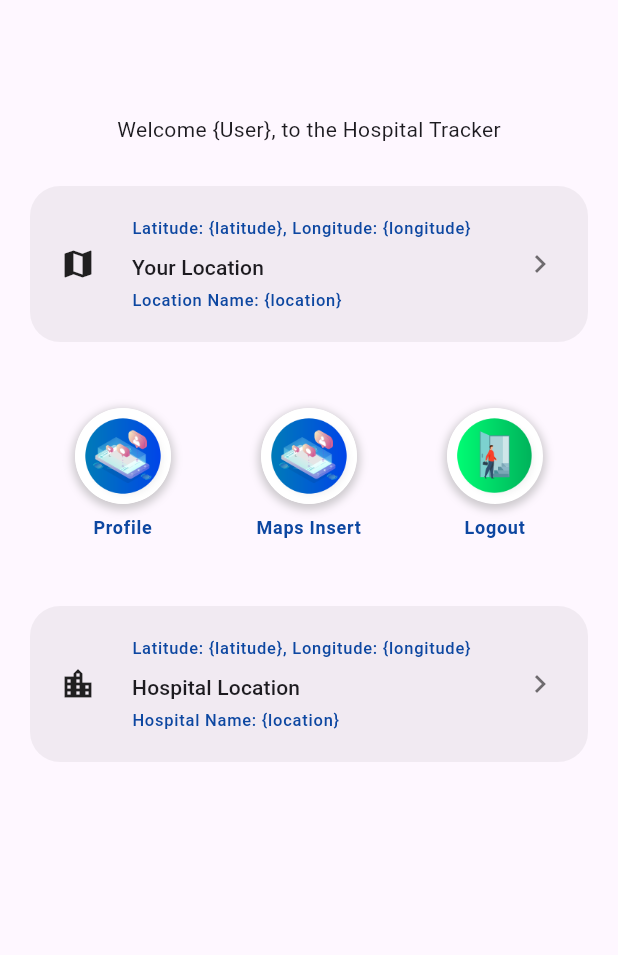
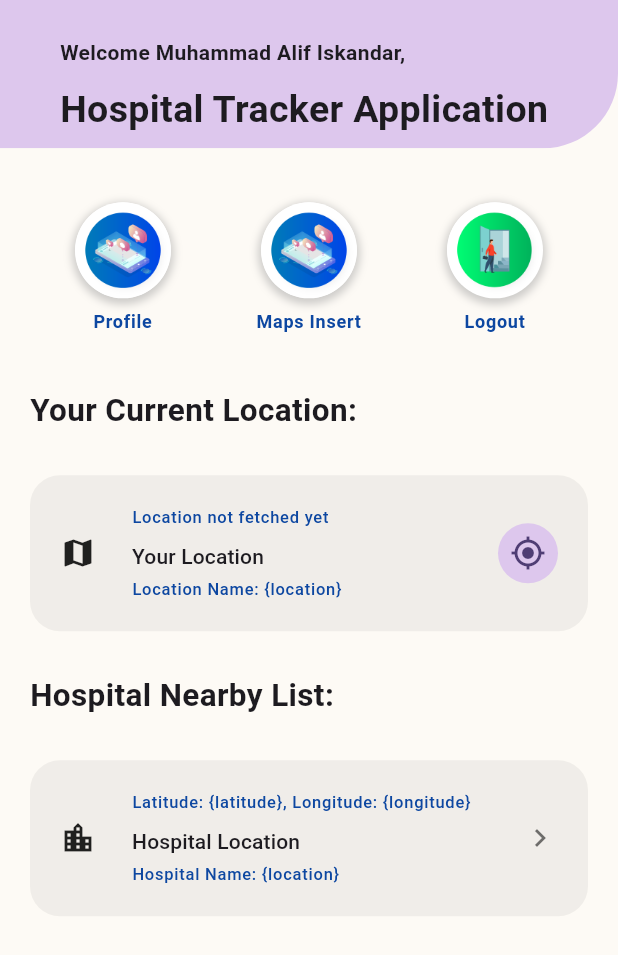
Before and after one commit to Mazri02/HospitalTracker, a Flutter app: the HomeScreen screen opened directly, on a phone screen of 412 x 824 dp. Shown: the top 955 px of the screen. Run offline on Flutter 3.47's test engine with Material 3 defaults, Android fonts, the phone set to English and light mode, and no system bars; our stand-ins replace gap, im_stepper, location.

Commit message:
update navigation to login,register and home interface

```diff
--- /dev/null
+++ b/mobile_frontend/lib/utils/permission.dart
@@ -0,0 +1,43 @@
+import 'package:location/location.dart';
+
+class Permission {
+  // Ini bahagian permission untuk location
+  Location location = Location();
+  LocationData? locationData;
+
+  Future<bool> requestPermission() async {
+    bool serviceEnabled;
+    PermissionStatus permissionGranted;
+
+    // Check if location services are enabled
+    serviceEnabled = await location.serviceEnabled();
+    if (!serviceEnabled) {
+      serviceEnabled = await location.requestService();
+      if (!serviceEnabled) {
+        return false; // Location services are not enabled
+      }
+    }
+
+    // Check if permissions are granted
+    permissionGranted = await location.hasPermission();
+    if (permissionGranted == PermissionStatus.denied) {
+      permissionGranted = await location.requestPermission();
+      if (permissionGranted != PermissionStatus.granted) {
+        return false; // Permissions are not granted
+      }
+    }
+
+    return true; // All permissions granted
+  }
+
+  Future<LocationData?> getLocation() async {
+    try {
+      return await location.getLocation();
+    } catch (e) {
+      print('Error getting location: $e');
+      return null;
+    }
+  }
+
+  // Any else
+}
--- a/mobile_frontend/lib/views/home.dart
+++ b/mobile_frontend/lib/views/home.dart
@@ -1,5 +1,7 @@
 import 'package:flutter/material.dart';
 import 'package:gap/gap.dart';
+import 'package:mobile_frontend/utils/navigator.dart';
+import 'package:mobile_frontend/utils/permission.dart';
 import 'package:mobile_frontend/widget/balancedgridmenu.dart';
 import 'package:mobile_frontend/widget/largelisttile.dart';
 
@@ -13,32 +15,60 @@ class HomeScreen extends StatefulWidget {
 }
 
 class _HomeScreenState extends State<HomeScreen> {
+  final Permission permission = Permission();
+  String locationMessage = 'Location not fetched yet';
+
+  @override
+  void initState() {
+    super.initState();
+  }
+
   @override
   Widget build(BuildContext context) {
     return Scaffold(
-      appBar: AppBar(),
+      backgroundColor: const Color.fromARGB(255, 253, 250, 245),
+      appBar: AppBar(
+        toolbarHeight: MediaQuery.of(context).size.height * 0.12,
+        backgroundColor: Colors.transparent,
+        elevation: 0.0,
+        flexibleSpace: ClipRRect(
+          borderRadius: const BorderRadius.only(
+            bottomLeft: Radius.zero,
+            bottomRight: Radius.circular(50),
+            topLeft: Radius.zero,
+            topRight: Radius.zero,
+          ),
+          child: Container(
+            color: const Color.fromARGB(255, 221, 199, 237),
+            child: const Padding(
+              padding: EdgeInsets.symmetric(horizontal: 40, vertical: 25),
+              child: Column(
+                mainAxisAlignment: MainAxisAlignment.start,
+                crossAxisAlignment: CrossAxisAlignment.start,
+                children: [
+                  Text(
+                    "Welcome Muhammad Alif Iskandar,",
+                    style: TextStyle(fontWeight: FontWeight.bold),
+                  ),
+                  Gap(10),
+                  Text(
+                    "Hospital Tracker Application",
+                    style: TextStyle(fontWeight: FontWeight.bold, fontSize: 25),
+                  ),
+                ],
+              ),
+            ),
+          ),
+        ),
+      ),
       body: SingleChildScrollView(
         physics: const BouncingScrollPhysics(),
         child: Padding(
           padding: const EdgeInsets.symmetric(horizontal: 20, vertical: 20),
           child: Column(
-            mainAxisAlignment: MainAxisAlignment.center,
-            crossAxisAlignment: CrossAxisAlignment.center,
+            mainAxisAlignment: MainAxisAlignment.start,
+            crossAxisAlignment: CrossAxisAlignment.start,
             children: [
-              const Text("Welcome {User}, to the Hospital Tracker"),
-              const Gap(20),
-              LargeListTile(
-                leading: const Icon(Icons.map),
-                title: const Text('Your Location'),
-                subtitle: const Text('Location Name: {location}'),
-                overline:
-                    const Text('Latitude: {latitude}, Longitude: {longitude}'),
-                onTap: () async {
-                  // aku nak isi permission ability dari smartphone untuk cari longitude latitude.
-                  setState(() {});
-                },
-              ),
-              const Gap(20),
               BalancedGridView(
                 columnCount: 3,
                 children: [
@@ -61,6 +91,34 @@ class _HomeScreenState extends State<HomeScreen> {
                 ],
               ),
               const Gap(20),
+              const Text(
+                "Your Current Location: ",
+                style: TextStyle(fontWeight: FontWeight.bold, fontSize: 21),
+              ),
+              const Gap(20),
+              LargeListTile(
+                leading: const Icon(Icons.map),
+                title: const Text('Your Location'),
+                subtitle: const Text('Location Name: {location}'),
+                overline: Text(locationMessage),
+                trailing: CircleAvatar(
+                  backgroundColor: Color.fromARGB(255, 221, 199, 237),
+                  child: IconButton(
+                    onPressed: () {
+                      setState(() {
+                        _checkLocationPermission();
+                      });
+                    },
+                    icon: const Icon(Icons.gps_fixed),
+                  ),
+                ),
+              ),
+              const Gap(20),
+              const Text(
+                "Hospital Nearby List: ",
+                style: TextStyle(fontWeight: FontWeight.bold, fontSize: 21),
+              ),
+              const Gap(20),
               LargeListTile(
                 leading: const Icon(Icons.location_city),
                 title: const Text('Hospital Location'),
@@ -74,6 +132,30 @@ class _HomeScreenState extends State<HomeScreen> {
         ),
       ),
     );
+  }
+
+  Future<void> _checkLocationPermission() async {
+    bool hasPermission = await permission.requestPermission();
+
+    if (hasPermission) {
+      var locationData = await permission.getLocation();
+      if (locationData == null) {
+        setState(() {
+          locationMessage =
+              'Latitude: ${locationData?.latitude}, Longitude: ${locationData?.longitude}';
+        });
+      } else {
+        setState(() {
+          locationMessage = 'Unable to fetch location.';
+        });
+      }
+    } else {
+      setState(
+        () {
+          locationMessage = 'Location permission denied.';
+        },
+      );
+    }
   }
 }
 
@@ -109,6 +191,7 @@ class MenuCardSmallTile extends StatelessWidget {
             );
             if (continueLogout == true) {
               // await auth.signOut(context);
+              toNavigate.gotoLogin(context);
             }
           } else {
             Navigator.push(context, MaterialPageRoute(builder: nextScreen));
--- a/mobile_frontend/lib/views/login.dart
+++ b/mobile_frontend/lib/views/login.dart
@@ -1,4 +1,6 @@
 import 'package:flutter/material.dart';
+import 'package:mobile_frontend/utils/navigator.dart';
+import 'package:mobile_frontend/views/home.dart';
 
 class LoginPage extends StatelessWidget {
   @override
@@ -29,7 +31,7 @@ class LoginPage extends StatelessWidget {
             SizedBox(height: 16.0),
             ElevatedButton(
               onPressed: () {
-                // Handle login logic here
+                toNavigate.gotoHome(context);
               },
               child: Text('Login'),
             ),
--- a/mobile_frontend/lib/views/register.dart
+++ b/mobile_frontend/lib/views/register.dart
@@ -1,4 +1,6 @@
 import 'package:flutter/material.dart';
+import 'package:mobile_frontend/utils/navigator.dart';
+import 'package:mobile_frontend/views/login.dart';
 
 class RegisterPage extends StatefulWidget {
   @override
@@ -84,6 +86,8 @@ class _RegisterPageState extends State<RegisterPage> {
                     ScaffoldMessenger.of(context).showSnackBar(
                       SnackBar(content: Text('Processing Data')),
                     );
+
+                    toNavigate.gotoLogin(context);
                   }
                 },
                 child: Text('Register'),
--- a/mobile_frontend/pubspec.yaml
+++ b/mobile_frontend/pubspec.yaml
@@ -37,6 +37,7 @@ dependencies:
   cupertino_icons: ^1.0.8
   im_stepper: ^1.0.1+1
   gap: ^3.0.1
+  location: ^7.0.1
   # shared_preferences: ^2.3.3
 
 dev_dependencies:
```
Also changed, not shown: mobile_frontend/lib/main.dart (+15 -1 lines), mobile_frontend/lib/utils/navigator.dart (+16 -0 lines), mobile_frontend/pubspec.lock, 2 other files.
